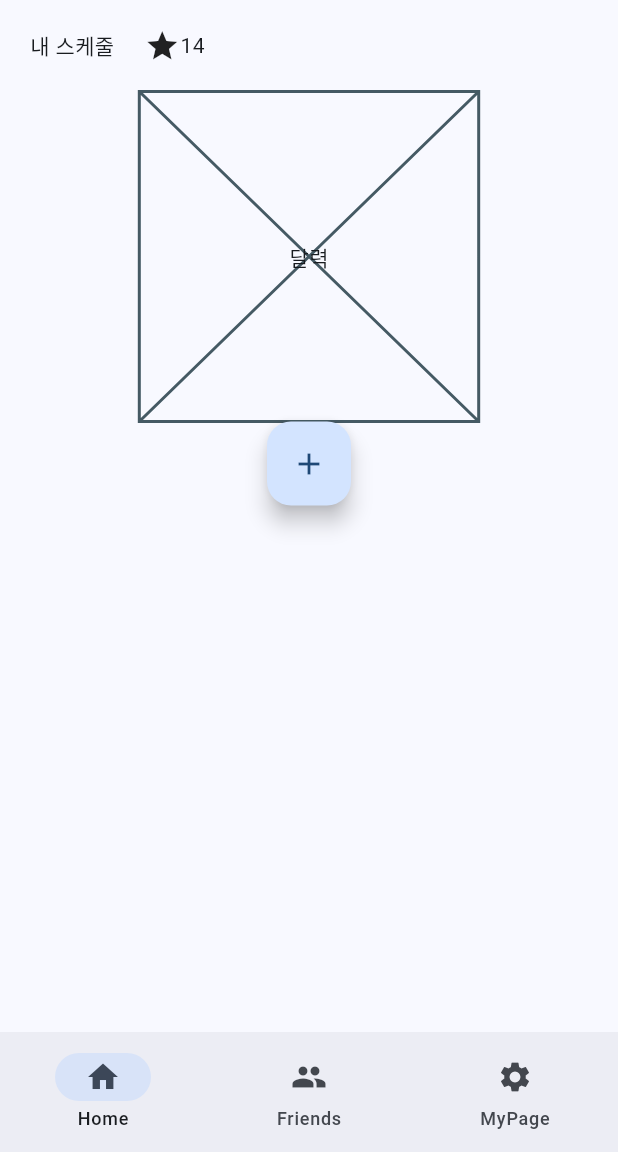
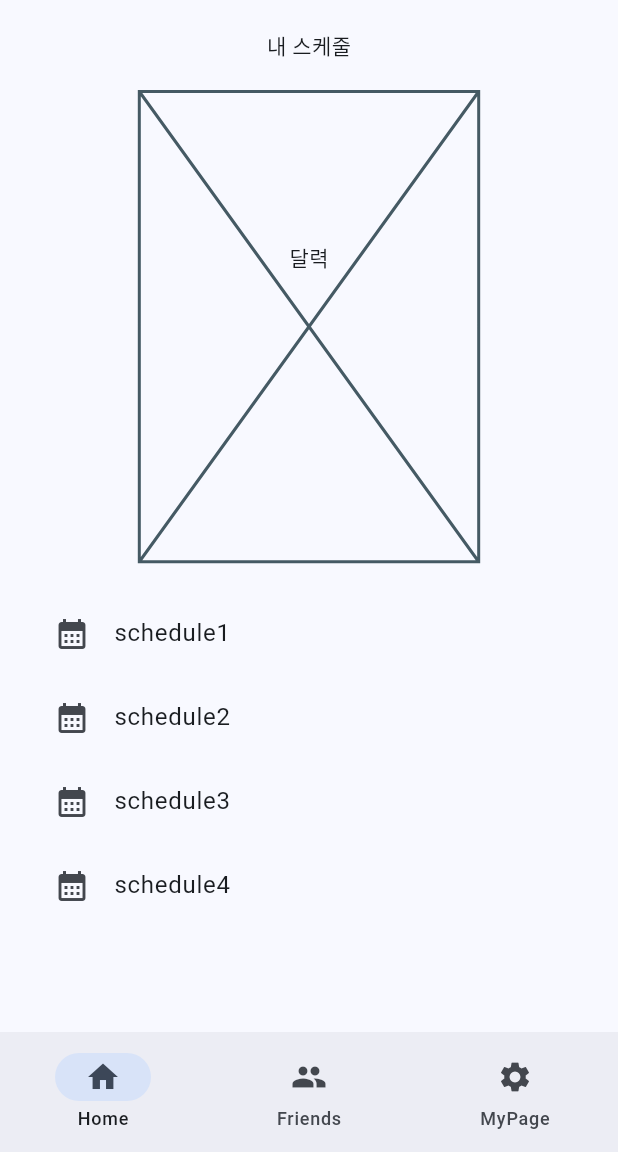
Before and after one commit to SuYeonJn/appeyroad_alone, a Flutter app: the screen it shows after launch, on a phone screen of 412 x 824 dp, the part 84-1236 px from its top. Run offline on Flutter 3.47's test engine with Material 2 defaults, Android fonts, the phone set to English and light mode, and no system bars.

Commit message:
schedule list added

```diff
--- a/lib/home.dart
+++ b/lib/home.dart
@@ -1,30 +1,44 @@
 import 'package:flutter/material.dart';
 
 class HomePage extends StatelessWidget {
-  const HomePage({super.key});
-
+  HomePage({super.key});
+  final List<String> schedulesList = <String>[
+    'schedule1',
+    'schedule2',
+    'schedule3',
+    'schedule4'
+  ];
   @override
   Widget build(BuildContext context) {
     return Column(
       children: [
-        Row(mainAxisAlignment: MainAxisAlignment.start, children: [
         Padding(
           padding: const EdgeInsets.all(20),
           child: Text('내 스케줄'),
         ),
-          Icon(Icons.star),
-          Text('14'),
-        ]),
-        Placeholder(
+        Expanded(
+          flex: 5,
+          child: Placeholder(
               child: Padding(
             padding: const EdgeInsets.all(100),
             child: Text('달력'),
           )),
-        FloatingActionButton(
-            onPressed: () {
-              print('dkdkd');
+        ),
+        Expanded(
+          flex: 5,
+          child: ListView.builder(
+              padding: const EdgeInsets.all(20),
+              itemCount: schedulesList.length,
+              itemBuilder: (BuildContext context, int index) {
+                return ListTile(
+                  leading: Icon(Icons.calendar_month),
+                  title: Text('${schedulesList[index]}'),
+                  onTap: () {
+                    print('${schedulesList[index]} selected');
                   },
-            child: Icon(Icons.add)),
+                );
+              }),
+        )
       ],
     );
   }
```
Lines whose indentation alone changed are shown as unchanged.
